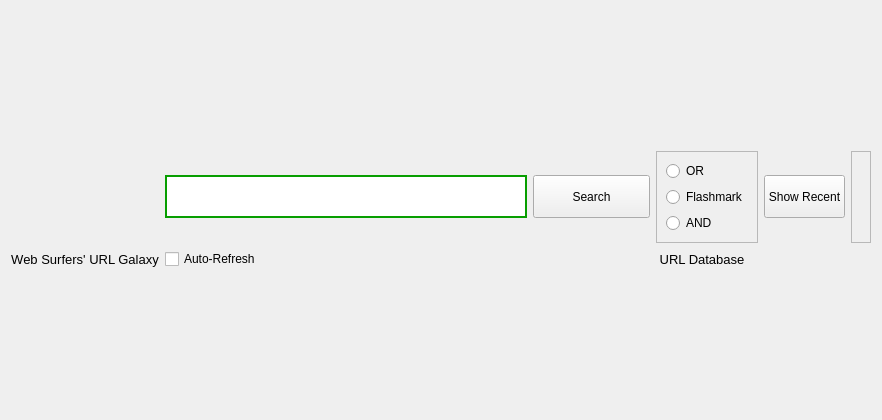
berndhs/arado, file ui/url-display.ui: the form before one commit.
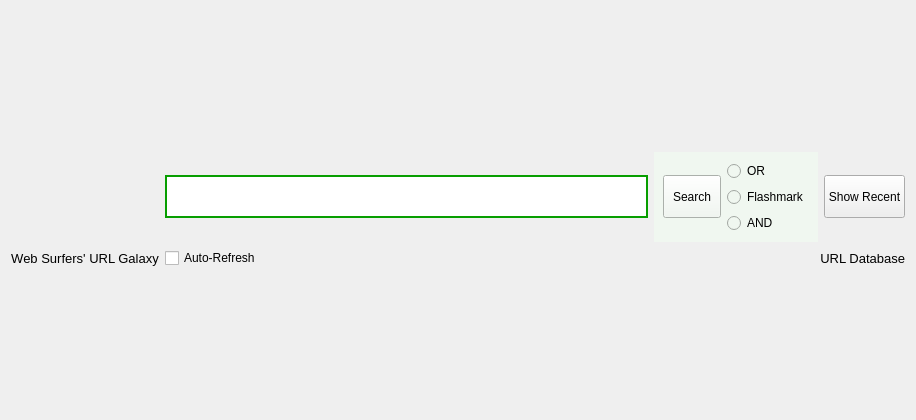
The form after the commit. Icons and pictures are not drawn.

Commit message: BS: Just in case, attached is the patch that fixes the search. Probably easier to wait until sf.net is fixed,

The edit to the form file:
```diff
--- a/ui/url-display.ui
+++ b/ui/url-display.ui
@@ -6,7 +6,7 @@
    <rect>
     <x>0</x>
     <y>0</y>
-    <width>882</width>
+    <width>916</width>
     <height>420</height>
    </rect>
   </property>
@@ -14,7 +14,7 @@
    <string>Form</string>
   </property>
   <layout class="QGridLayout" name="gridLayout_2">
-   <item row="1" column="0">
+   <item row="0" column="0">
     <layout class="QVBoxLayout" name="urlDisplayLayout">
      <item>
       <layout class="QGridLayout" name="gridLayout">
@@ -53,7 +53,7 @@
          </property>
         </widget>
        </item>
-       <item row="1" column="2" colspan="3">
+       <item row="1" column="2" colspan="4">
         <widget class="QLineEdit" name="textInput">
          <property name="sizePolicy">
           <sizepolicy hsizetype="Expanding" vsizetype="Preferred">
@@ -93,23 +93,78 @@
        <item row="1" column="6">
         <layout class="QHBoxLayout" name="horizontalLayout_2">
          <item>
-          <widget class="QFrame" name="searchGroup">
+          <widget class="QWidget" name="searchGroup" native="true">
            <property name="sizePolicy">
             <sizepolicy hsizetype="Expanding" vsizetype="Preferred">
              <horstretch>10</horstretch>
              <verstretch>0</verstretch>
             </sizepolicy>
            </property>
-           <property name="frameShape">
-            <enum>QFrame::StyledPanel</enum>
-           </property>
-           <property name="frameShadow">
-            <enum>QFrame::Raised</enum>
-           </property>
-           <property name="lineWidth">
-            <number>2</number>
+           <property name="styleSheet">
+            <string notr="true">QWidget {background-color:#f0f7f0;}</string>
            </property>
            <layout class="QHBoxLayout" name="horizontalLayout">
+            <item>
+             <widget class="QPushButton" name="searchButton">
+              <property name="sizePolicy">
+               <sizepolicy hsizetype="Expanding" vsizetype="Preferred">
+                <horstretch>0</horstretch>
+                <verstretch>0</verstretch>
+               </sizepolicy>
+              </property>
+              <property name="minimumSize">
+               <size>
+                <width>0</width>
+                <height>43</height>
+               </size>
+              </property>
+              <property name="maximumSize">
+               <size>
+                <width>120</width>
+                <height>43</height>
+               </size>
+              </property>
+              <property name="toolTip">
+               <string>Search for the entered keyword(s).</string>
+              </property>
+              <property name="layoutDirection">
+               <enum>Qt::LeftToRight</enum>
+              </property>
+              <property name="styleSheet">
+               <string notr="true">QPushButton { 
+border-image: url(:/images/btn1.png) 4;
+border-width: 4;
+padding: 0px 6px;
+font-size: 12px;
+}
+
+*{
+color: black;
+}
+
+QPushButton:hover {
+border-image: url(:/images/btn2.png) 4;
+}
+
+QPushButton:pressed{
+border-image: url(:/images/btn3.png) 4;
+}</string>
+              </property>
+              <property name="text">
+               <string>Search</string>
+              </property>
+              <property name="icon">
+               <iconset resource="../arado.qrc">
+                <normaloff>:/images/viewmag.png</normaloff>:/images/viewmag.png</iconset>
+              </property>
+              <property name="iconSize">
+               <size>
+                <width>32</width>
+                <height>32</height>
+               </size>
+              </property>
+             </widget>
+            </item>
             <item>
              <layout class="QVBoxLayout" name="verticalLayout">
               <item>
@@ -203,89 +258,8 @@
            </property>
           </widget>
          </item>
-         <item>
-          <widget class="QFrame" name="recentGroup">
-           <property name="sizePolicy">
-            <sizepolicy hsizetype="Expanding" vsizetype="Preferred">
-             <horstretch>10</horstretch>
-             <verstretch>0</verstretch>
-            </sizepolicy>
-           </property>
-           <property name="frameShape">
-            <enum>QFrame::StyledPanel</enum>
-           </property>
-           <property name="frameShadow">
-            <enum>QFrame::Raised</enum>
-           </property>
-           <property name="lineWidth">
-            <number>2</number>
-           </property>
-           <layout class="QVBoxLayout" name="verticalLayout_2"/>
-          </widget>
-         </item>
         </layout>
        </item>
-       <item row="1" column="5">
-        <widget class="QPushButton" name="searchButton">
-         <property name="sizePolicy">
-          <sizepolicy hsizetype="Expanding" vsizetype="Preferred">
-           <horstretch>0</horstretch>
-           <verstretch>0</verstretch>
-          </sizepolicy>
-         </property>
-         <property name="minimumSize">
-          <size>
-           <width>0</width>
-           <height>43</height>
-          </size>
-         </property>
-         <property name="maximumSize">
-          <size>
-           <width>120</width>
-           <height>43</height>
-          </size>
-         </property>
-         <property name="toolTip">
-          <string>Search for the entered keyword(s).</string>
-         </property>
-         <property name="layoutDirection">
-          <enum>Qt::LeftToRight</enum>
-         </property>
-         <property name="styleSheet">
-          <string notr="true">QPushButton { 
-border-image: url(:/images/btn1.png) 4;
-border-width: 4;
-padding: 0px 6px;
-font-size: 12px;
-}
-
-*{
-color: black;
-}
-
-QPushButton:hover {
-border-image: url(:/images/btn2.png) 4;
-}
-
-QPushButton:pressed{
-border-image: url(:/images/btn3.png) 4;
-}</string>
-         </property>
-         <property name="text">
-          <string>Search</string>
-         </property>
-         <property name="icon">
-          <iconset resource="../arado.qrc">
-           <normaloff>:/images/viewmag.png</normaloff>:/images/viewmag.png</iconset>
-         </property>
-         <property name="iconSize">
-          <size>
-           <width>32</width>
-           <height>32</height>
-          </size>
-         </property>
-        </widget>
-       </item>
        <item row="4" column="0">
         <widget class="QLabel" name="label">
          <property name="sizePolicy">
@@ -320,20 +294,23 @@
          </property>
         </widget>
        </item>
-       <item row="4" column="3" colspan="2">
+       <item row="4" column="3" colspan="3">
         <widget class="QLabel" name="middleLabel">
          <property name="toolTip">
           <string>Arado Websearch • The Open Source Websearch empowering common people.</string>
          </property>
+         <property name="layoutDirection">
+          <enum>Qt::RightToLeft</enum>
+         </property>
          <property name="text">
           <string/>
          </property>
          <property name="alignment">
-          <set>Qt::AlignLeading|Qt::AlignLeft|Qt::AlignVCenter</set>
+          <set>Qt::AlignRight|Qt::AlignTrailing|Qt::AlignVCenter</set>
          </property>
         </widget>
        </item>
-       <item row="4" column="5" colspan="2">
+       <item row="4" column="6">
         <widget class="QLabel" name="bottomLabel">
          <property name="sizePolicy">
           <sizepolicy hsizetype="Expanding" vsizetype="Preferred">
@@ -362,7 +339,7 @@
           <string>URL Database</string>
          </property>
          <property name="alignment">
-          <set>Qt::AlignCenter</set>
+          <set>Qt::AlignRight|Qt::AlignTrailing|Qt::AlignVCenter</set>
          </property>
         </widget>
        </item>
```
The commit also changes 3 other files.
